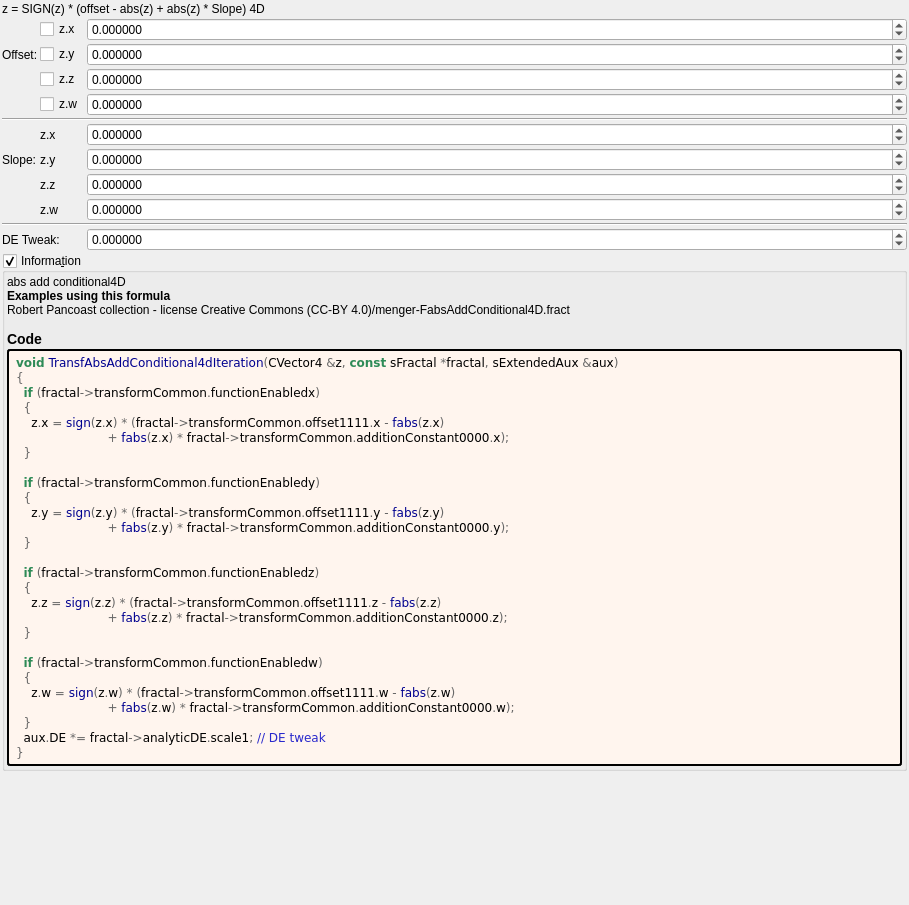
First picture: the form in mandelbulber2/formula/ui/transf_abs_add_conditional4d.ui, repository buddhi1980/mandelbulber2, before the edit.
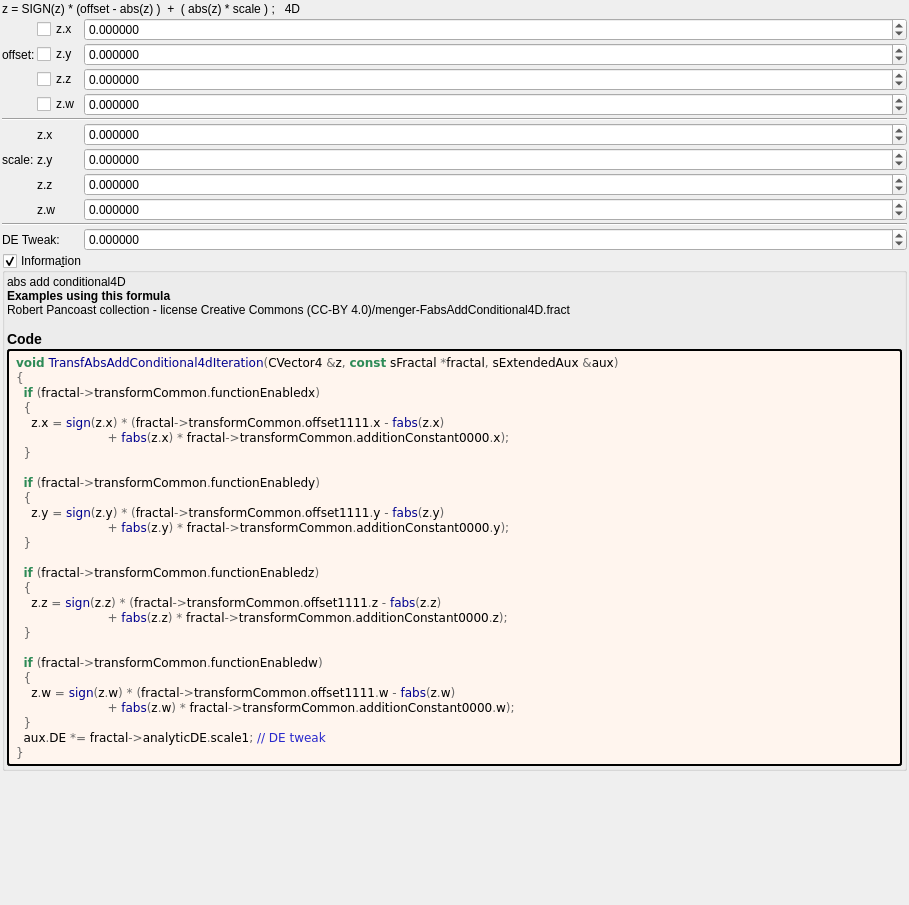
Second picture: the form after the edit. Custom widgets are drawn as their Qt base class.

```diff
--- a/mandelbulber2/formula/ui/transf_abs_add_conditional4d.ui
+++ b/mandelbulber2/formula/ui/transf_abs_add_conditional4d.ui
@@ -32,7 +32,7 @@
    <item>
     <widget class="QLabel" name="label_133">
      <property name="text">
-      <string>z = SIGN(z) * (offset - abs(z) + abs(z) * Slope) 4D</string>
+      <string>z = SIGN(z) * (offset - abs(z) )  +  ( abs(z) * scale ) ;   4D</string>
      </property>
     </widget>
    </item>
@@ -219,7 +219,7 @@
      <item row="4" column="0">
       <widget class="QLabel" name="label_108">
        <property name="text">
-        <string>Offset:</string>
+        <string>offset:</string>
        </property>
       </widget>
      </item>
@@ -317,7 +317,7 @@
      <item row="10" column="0">
       <widget class="QLabel" name="label_119">
        <property name="text">
-        <string>Slope:</string>
+        <string>scale:</string>
        </property>
       </widget>
      </item>
```
Left out of the diff: 2 changed lines with no effect on the pictures.
